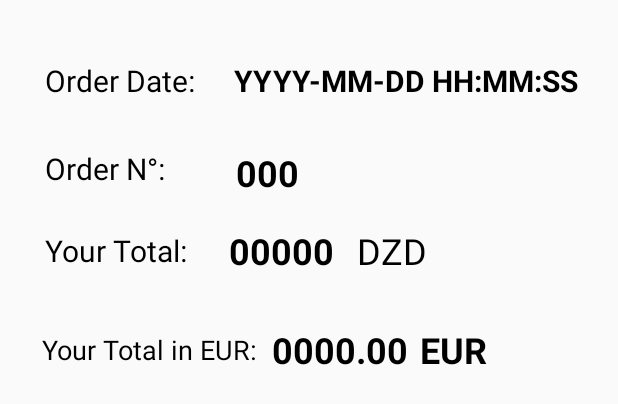
After one commit to CostaAlfed/SafeShop, an Android app: the layout ticket.xml on its own in the app's theme, with its tools: preview values and no code run, on a phone screen of 412 x 824 dp. The commit adds this screen. Shown: the top 404 px of the screen. Run offline under Robolectric (Android 15) with nearby library versions, the phone set to English and light mode, and no system bars; network calls fail.

Commit message:
27.08.2020 4:49 PM
added the following fixes and new features:

✔ADDED book details window (with QR Codes)
✔ADDED tips buttons (❕)
❌add 3 dots menu in all screens that need one

TODO:
➡ Fix Paypal COMPLIANCE_VIOLATION error
➡ Add more books (and users?)
➡ Generate ticket from screenshot (initial activity made)

```diff
--- a/app/src/main/AndroidManifest.xml
+++ b/app/src/main/AndroidManifest.xml
@@ -4,6 +4,7 @@
 
     <uses-permission android:name="android.permission.INTERNET" />
     <uses-permission android:name="android.permission.BROADCAST_PACKAGE_REPLACED" />
+    <uses-permission android:name="android.permission.WRITE_EXTERNAL_STORAGE"/>
 
     <application
         android:allowBackup="true"
--- a/app/src/main/java/com/example/costa/safeshop/BooksAct.kt
+++ b/app/src/main/java/com/example/costa/safeshop/BooksAct.kt
@@ -21,6 +21,10 @@ class BooksAct : AppCompatActivity() {
         super.onCreate(savedInstanceState)
         setContentView(R.layout.activity_books)
         getSupportActionBar()?.setDisplayHomeAsUpEnabled(true)// make the application icon clickable to add back button
+
+        Toast.makeText(this,
+            "   Click on the cover image \nfor more details about the book!",Toast.LENGTH_LONG)
+            .show()
 
         var cat:String=intent.getStringExtra("cat")
         var ipad:String=getString(R.string.local_ip)
--- /dev/null
+++ b/app/src/main/res/layout/ticket.xml
@@ -0,0 +1,135 @@
+<?xml version="1.0" encoding="utf-8"?>
+<androidx.constraintlayout.widget.ConstraintLayout xmlns:android="http://schemas.android.com/apk/res/android"
+    xmlns:app="http://schemas.android.com/apk/res-auto"
+    xmlns:tools="http://schemas.android.com/tools"
+    android:layout_width="match_parent"
+    android:layout_height="match_parent"
+    tools:context=".TotalAct">
+
+    <TextView
+        android:id="@+id/total_tv"
+        android:layout_width="wrap_content"
+        android:layout_height="wrap_content"
+        android:layout_marginStart="28dp"
+        android:layout_marginTop="83dp"
+        android:text="@string/price_dzd_placeholder"
+        android:textColor="#000000"
+        android:textSize="24sp"
+        android:textStyle="bold"
+        app:layout_constraintStart_toEndOf="@+id/textView4"
+        app:layout_constraintTop_toBottomOf="@+id/date" />
+
+    <TextView
+        android:id="@+id/textView4"
+        android:layout_width="wrap_content"
+        android:layout_height="wrap_content"
+        android:layout_marginStart="30dp"
+        android:textColor="#000000"
+        android:layout_marginTop="86dp"
+        android:text="@string/your_total"
+        android:textSize="20sp"
+        app:layout_constraintStart_toStartOf="parent"
+        app:layout_constraintTop_toBottomOf="@+id/textView7" />
+
+    <TextView
+        android:id="@+id/textView5"
+        android:layout_width="wrap_content"
+        android:layout_height="wrap_content"
+        android:layout_marginStart="15dp"
+        android:layout_marginTop="83dp"
+        android:text="@string/dzd"
+        android:textSize="24sp"
+        android:textColor="#000000"
+        android:textStyle=""
+        app:layout_constraintStart_toEndOf="@+id/total_tv"
+        app:layout_constraintTop_toBottomOf="@+id/date" />
+
+    <TextView
+        android:id="@+id/date"
+        android:textStyle="bold"
+        android:layout_width="wrap_content"
+        android:layout_height="wrap_content"
+        android:layout_marginStart="26dp"
+        android:layout_marginTop="40dp"
+        android:textColor="#000000"
+        android:text="@string/date_placeholder"
+        android:textSize="20sp"
+        app:layout_constraintStart_toEndOf="@+id/textView7"
+        app:layout_constraintTop_toTopOf="parent" />
+
+    <TextView
+        android:id="@+id/textView7"
+        android:layout_width="wrap_content"
+        android:layout_height="wrap_content"
+        android:layout_marginStart="30dp"
+        android:layout_marginTop="40dp"
+        android:text="@string/order_date"
+        android:textColor="#000000"
+        android:textSize="20sp"
+        app:layout_constraintStart_toStartOf="parent"
+        app:layout_constraintTop_toTopOf="parent" />
+
+    <TextView
+        android:id="@+id/textView8"
+        android:layout_width="wrap_content"
+        android:layout_height="wrap_content"
+        android:layout_marginStart="30dp"
+        android:layout_marginTop="31dp"
+        android:text="@string/order_n"
+        android:textColor="#000000"
+        android:textSize="20sp"
+        app:layout_constraintStart_toStartOf="parent"
+        app:layout_constraintTop_toBottomOf="@+id/textView7" />
+
+    <TextView
+        android:id="@+id/order_no"
+        android:layout_width="wrap_content"
+        android:layout_height="wrap_content"
+        android:layout_marginStart="47dp"
+        android:layout_marginTop="31dp"
+        android:textStyle="bold"
+        android:textColor="#000000"
+        android:text="@string/order_no_placeholder"
+        android:textSize="24sp"
+        app:layout_constraintStart_toEndOf="@+id/textView8"
+        app:layout_constraintTop_toBottomOf="@+id/date" />
+
+    <TextView
+        android:id="@+id/textView6"
+        android:layout_width="wrap_content"
+        android:layout_height="wrap_content"
+        android:layout_marginStart="28dp"
+        android:layout_marginTop="40dp"
+        android:text="@string/your_total_in_eur"
+        android:textColor="#000000"
+        android:textSize="18sp"
+        app:layout_constraintStart_toStartOf="parent"
+        app:layout_constraintTop_toBottomOf="@+id/textView4" />
+
+    <TextView
+        android:id="@+id/total_eur"
+        android:layout_width="wrap_content"
+        android:layout_height="wrap_content"
+        android:layout_marginStart="10dp"
+        android:layout_marginTop="33dp"
+        android:text="@string/total_eur_placeholder"
+        android:textColor="#000000"
+        android:textSize="24sp"
+        android:textStyle="bold"
+        app:layout_constraintStart_toEndOf="@+id/textView6"
+        app:layout_constraintTop_toBottomOf="@+id/total_tv" />
+
+    <TextView
+        android:id="@+id/textView11"
+        android:layout_width="wrap_content"
+        android:layout_height="wrap_content"
+        android:layout_marginStart="8dp"
+        android:layout_marginTop="33dp"
+        android:text="@string/eur_currency_sign"
+        android:textColor="#000000"
+        android:textSize="24sp"
+        android:textStyle="bold"
+        app:layout_constraintStart_toEndOf="@+id/total_eur"
+        app:layout_constraintTop_toBottomOf="@+id/textView5" />
+
+</androidx.constraintlayout.widget.ConstraintLayout>
--- a/app/src/main/res/values/strings.xml
+++ b/app/src/main/res/values/strings.xml
@@ -33,4 +33,6 @@
     <string name="summary">Summary:</string>
     <string name="ok">OK</string>
     <string name="im_not_a_robot">I am not a robot.</string>
+    <string name="qr">GoodReads \n QR Code</string>
+    <string name="enter_quantity">   Please enter the quantity to order:   </string>
 </resources>
```
Also changed, not shown: app/src/main/java/com/example/costa/safeshop/BlurbFragment.kt (+98 -5 lines), app/src/main/java/com/example/costa/safeshop/BookAdapter.kt (+10 -16 lines), app/src/main/java/com/example/costa/safeshop/RegAct.kt (+6 -24 lines), app/src/main/res/layout/fragment_blurb.xml (+32 -2 lines), app/src/main/res/layout/fragment_qty.xml (+9 -1 lines).
